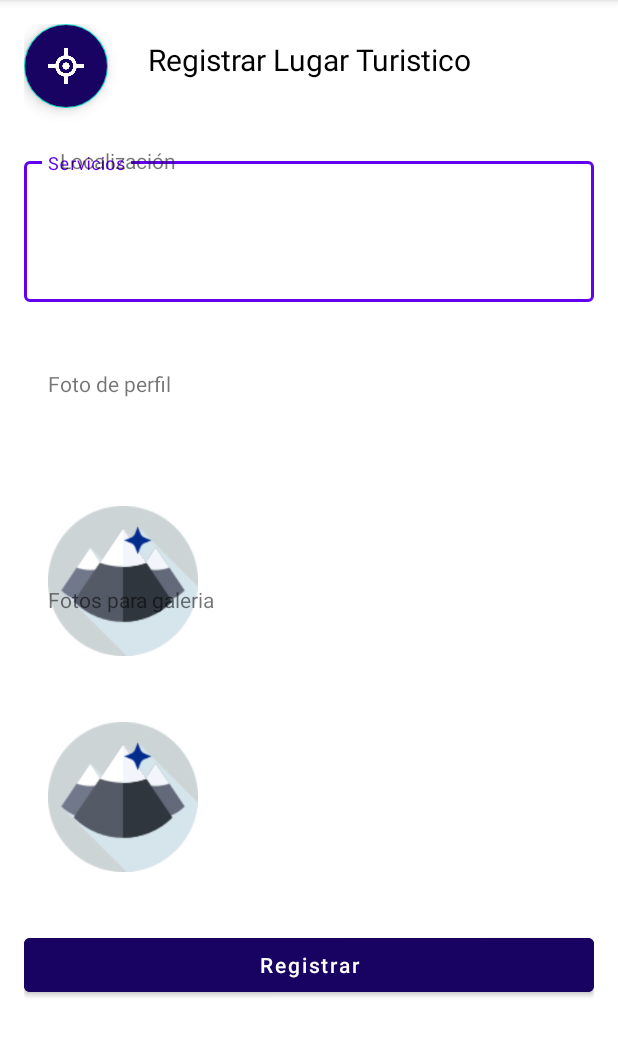
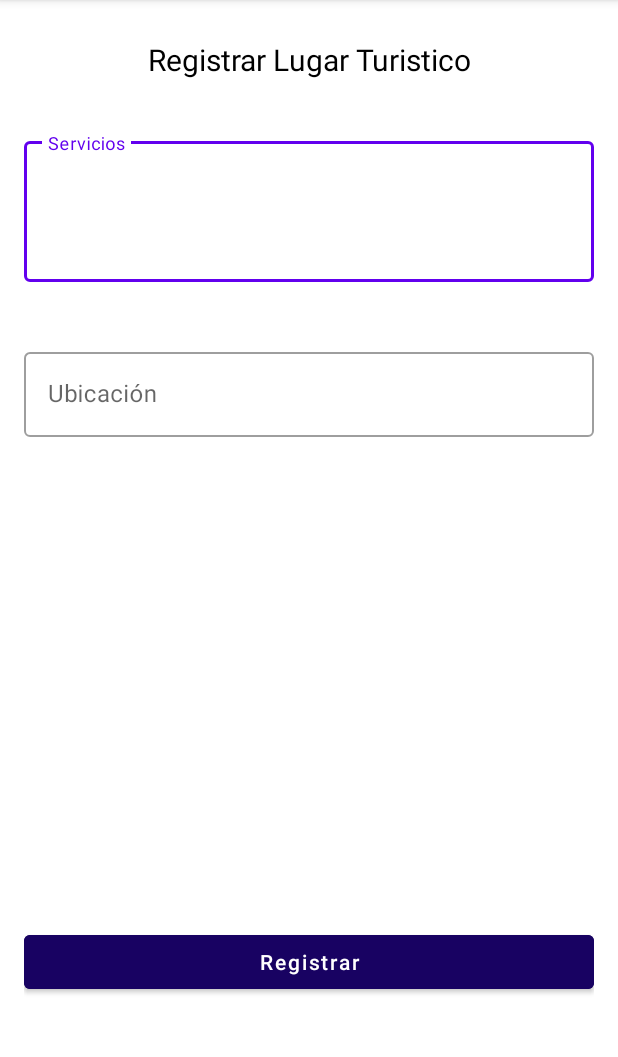
Before and after one commit to EdeGarcia/Aplicacion_Turismo_2021, an Android app: the RegistrarLugarAdministrador screen opened directly, with no data from a screen before it, on a phone screen of 412 x 824 dp, the part 84-1141 px from its top. Run offline under Robolectric (Android 15) with nearby library versions, the phone set to English and light mode, and no system bars.

Commit message:
MVP Base v2

```diff
--- a/app/src/main/res/layout/activity_registrar_lugar_administrador2.xml
+++ b/app/src/main/res/layout/activity_registrar_lugar_administrador2.xml
@@ -20,41 +20,19 @@
         app:layout_constraintRight_toRightOf="parent"
         app:layout_constraintTop_toTopOf="parent" />
 
-    <ImageView
-        android:id="@+id/imgPerfil"
-        android:layout_width="100dp"
-        android:layout_height="100dp"
-        android:layout_marginTop="428dp"
-        android:src="@drawable/icono_perfil_administrador"
-        app:layout_constraintHorizontal_bias="0.057"
-        app:layout_constraintLeft_toLeftOf="parent"
-        app:layout_constraintRight_toRightOf="parent"
-        app:layout_constraintTop_toBottomOf="@+id/tvTituloEditarAdmin"
-        tools:ignore="MissingConstraints" />
 
-    <com.google.android.material.floatingactionbutton.FloatingActionButton
-        android:id="@+id/btnAgregarImagenPerfilAdmin"
-        android:layout_width="wrap_content"
-        android:layout_height="wrap_content"
-        android:backgroundTint="@color/dark_blue"
-        android:src="@drawable/localizacion"
-
-        app:tint="@color/white"
-        tools:ignore="MissingConstraints"
-        tools:layout_editor_absoluteX="134dp"
-        tools:layout_editor_absoluteY="65dp" />
 
     <com.google.android.material.textfield.TextInputLayout
         android:id="@+id/layoutServiciosLugTuristico"
         style="@style/Widget.MaterialComponents.TextInputLayout.OutlinedBox"
         android:layout_width="match_parent"
         android:layout_height="100dp"
-        android:layout_marginTop="30dp"
         android:hint="Servicios"
-        app:layout_constraintHorizontal_bias="0.0"
+        app:layout_constraintVertical_bias="0.1"
         app:layout_constraintLeft_toLeftOf="parent"
-        app:layout_constraintRight_toRightOf="parent"
-        app:layout_constraintTop_toBottomOf="@+id/btnAgregarImagenPerfilAdmin">
+        app:layout_constraintBottom_toBottomOf="parent"
+        app:layout_constraintTop_toTopOf="@id/tvTituloEditarAdmin"
+        tools:layout_editor_absoluteY="151dp">
 
         <com.google.android.material.textfield.TextInputEditText
             android:id="@+id/edtServicios"
@@ -62,6 +40,28 @@
             android:layout_height="94dp" />
 
     </com.google.android.material.textfield.TextInputLayout>
+
+    <com.google.android.material.textfield.TextInputLayout
+        android:id="@+id/layoutUbicacionLugar"
+        style="@style/Widget.MaterialComponents.TextInputLayout.OutlinedBox"
+        android:layout_width="match_parent"
+        android:layout_height="100dp"
+        android:hint="Ubicación"
+        app:layout_constraintVertical_bias="0.25"
+        app:layout_constraintLeft_toLeftOf="parent"
+        app:layout_constraintBottom_toBottomOf="parent"
+        app:layout_constraintTop_toTopOf="@id/layoutServiciosLugTuristico"
+        tools:layout_editor_absoluteY="151dp">
+
+        <com.google.android.material.textfield.TextInputEditText
+            android:id="@+id/edtUbicacacionLugar"
+            android:layout_width="match_parent"
+            android:layout_height="wrap_content" />
+
+    </com.google.android.material.textfield.TextInputLayout>
+
+
+
 
     <Button
         android:id="@+id/btnRegistrarUsuarioLugTuristico"
@@ -75,46 +75,5 @@
         app:layout_constraintTop_toBottomOf="@+id/layoutServiciosLugTuristico"
         app:layout_constraintVertical_bias="0.832" />
 
-    <TextView
-        android:id="@+id/textView"
-        android:layout_width="wrap_content"
-        android:layout_height="wrap_content"
-        android:layout_marginStart="24dp"
-        android:layout_marginTop="44dp"
-        android:text="Localización"
-        app:layout_constraintStart_toStartOf="parent"
-        app:layout_constraintTop_toBottomOf="@+id/tvTituloEditarAdmin" />
-
-    <TextView
-        android:id="@+id/textView2"
-        android:layout_width="wrap_content"
-        android:layout_height="wrap_content"
-        android:layout_marginStart="16dp"
-        android:layout_marginTop="44dp"
-        android:text="Foto de perfil"
-        app:layout_constraintStart_toStartOf="parent"
-        app:layout_constraintTop_toBottomOf="@+id/layoutServiciosLugTuristico" />
-
-    <ImageView
-        android:id="@+id/imgPerfil2"
-        android:layout_width="100dp"
-        android:layout_height="100dp"
-        android:layout_marginTop="284dp"
-        android:src="@drawable/icono_perfil_administrador"
-        app:layout_constraintHorizontal_bias="0.057"
-        app:layout_constraintLeft_toLeftOf="parent"
-        app:layout_constraintRight_toRightOf="parent"
-        app:layout_constraintTop_toBottomOf="@+id/tvTituloEditarAdmin"
-        tools:ignore="MissingConstraints" />
-
-    <TextView
-        android:id="@+id/textView3"
-        android:layout_width="wrap_content"
-        android:layout_height="wrap_content"
-        android:layout_marginStart="16dp"
-        android:layout_marginTop="188dp"
-        android:text="Fotos para galeria"
-        app:layout_constraintStart_toStartOf="parent"
-        app:layout_constraintTop_toBottomOf="@+id/layoutServiciosLugTuristico" />
 
 </androidx.constraintlayout.widget.ConstraintLayout>
```
Also changed, not shown: app/src/main/java/com/example/proyectopddm2021/DAO/TuristaDAO.java (+13 -1 lines), app/src/main/java/com/example/proyectopddm2021/Model/LugarTuristico.java (+80 -1 lines), app/src/main/java/com/example/proyectopddm2021/Model/Turista.java (+90 -1 lines), app/src/main/java/com/example/proyectopddm2021/Utils/Utils.java (+13 -1 lines), app/src/main/java/com/example/proyectopddm2021/View/LoginAdministrador.java (+8 -0 lines), app/src/main/java/com/example/proyectopddm2021/View/RegistrarLugarAdministradorActivity.java (+37 -0 lines), app/src/main/res/layout/activity_registrar_lugar_administrador.xml (+5 -26 lines).
